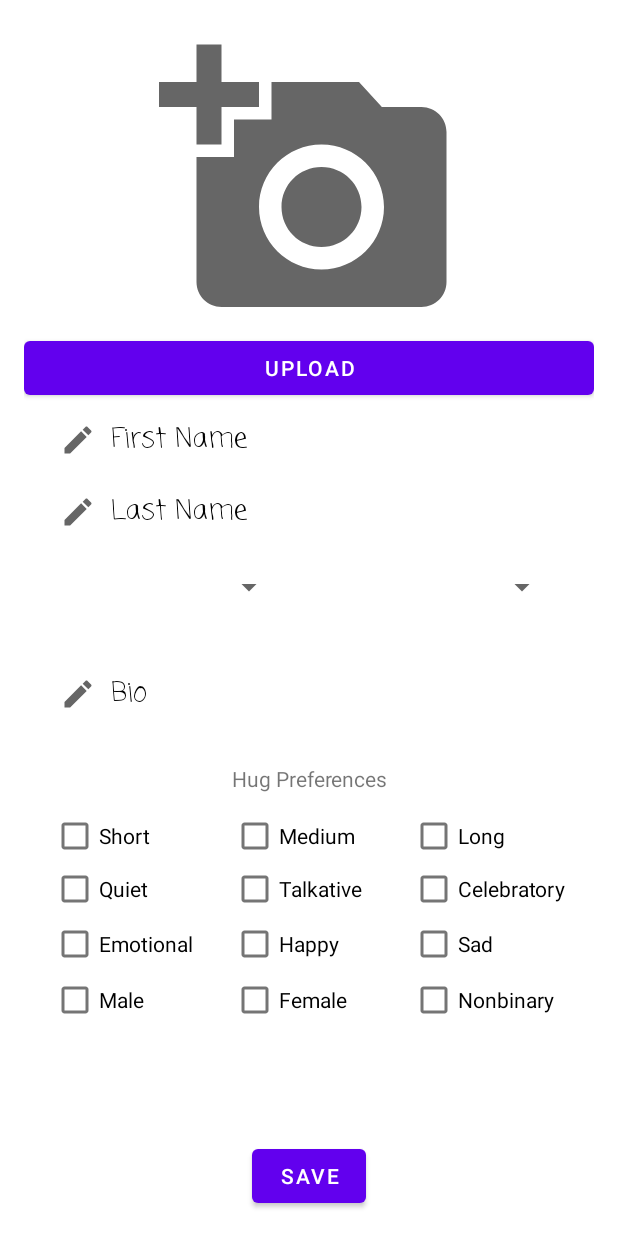
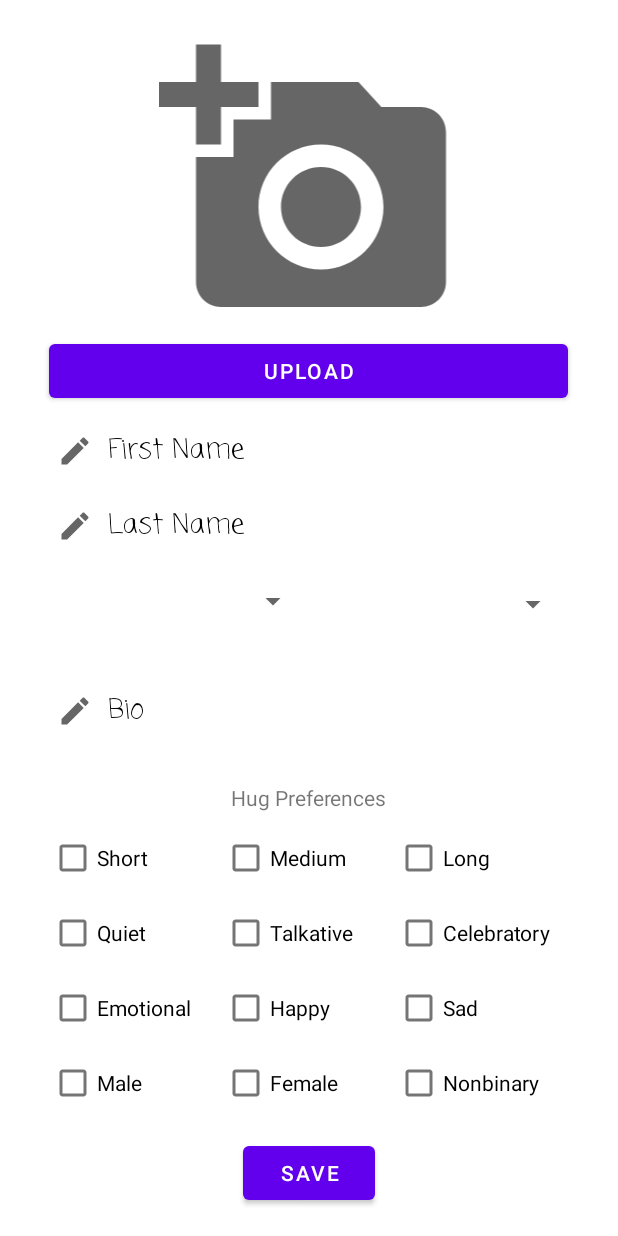
Before and after one commit to Rutvi-Patel/HugMeCampus, an Android app: the layout fragment_edit_profile.xml on its own in the app's theme, with its tools: preview values and no code run, on a phone screen of 412 x 824 dp. Run offline under Robolectric (Android 15) with nearby library versions, the phone set to English and light mode, and no system bars.

Commit message:
changed layout for edit Profile

```diff
--- a/app/src/main/AndroidManifest.xml
+++ b/app/src/main/AndroidManifest.xml
@@ -13,7 +13,7 @@
             android:name=".SettingsActivity"
             android:exported="false"
             android:label="@string/title_activity_settings"
-            android:parentActivityName=".ProfileActivity"></activity>
+            android:parentActivityName=".ProfileActivity" />
         <activity
             android:name=".DeleteUser"
             android:exported="false"
--- a/app/src/main/java/com/diamondTierHuggers/hugMeCampus/MainActivity.java
+++ b/app/src/main/java/com/diamondTierHuggers/hugMeCampus/MainActivity.java
@@ -1,5 +1,6 @@
 package com.diamondTierHuggers.hugMeCampus;
 
+import android.Manifest;
 import android.content.Intent;
 import static android.content.ContentValues.TAG;
 
--- a/app/src/main/res/layout/fragment_edit_profile.xml
+++ b/app/src/main/res/layout/fragment_edit_profile.xml
@@ -1,5 +1,5 @@
 <?xml version="1.0" encoding="utf-8"?>
-<androidx.constraintlayout.widget.ConstraintLayout xmlns:android="http://schemas.android.com/apk/res/android"
+<RelativeLayout xmlns:android="http://schemas.android.com/apk/res/android"
     xmlns:app="http://schemas.android.com/apk/res-auto"
     xmlns:tools="http://schemas.android.com/tools"
     android:id="@+id/editUserProfileFrag"
@@ -21,7 +21,7 @@
         app:layout_constraintTop_toTopOf="parent"
         app:layout_constraintVertical_bias="1.0">
 
-        <androidx.constraintlayout.widget.ConstraintLayout
+        <RelativeLayout
             android:layout_width="match_parent"
             android:layout_height="wrap_content"
             android:background="@color/white"
@@ -30,32 +30,84 @@
 
             <ImageView
                 android:id="@+id/viewImage"
-                android:layout_width="match_parent"
+                android:layout_width="346dp"
                 android:layout_height="200dp"
                 android:layout_marginTop="4dp"
-                android:src="@drawable/ic_baseline_add_a_photo_24"
-                app:layout_constraintEnd_toEndOf="parent"
-                app:layout_constraintHorizontal_bias="0.0"
-                app:layout_constraintStart_toStartOf="parent"
-                app:layout_constraintTop_toTopOf="parent" />
+                android:layout_centerHorizontal="true"
+                android:src="@drawable/ic_baseline_add_a_photo_24" />
+
+            <Button
+                android:id="@+id/upload_Button"
+                android:layout_width="346dp"
+                android:layout_height="wrap_content"
+                android:layout_below="@+id/viewImage"
+                android:layout_centerHorizontal="true"
+                android:layout_marginTop="2dp"
+                android:text="@string/upload" />
+
+            <EditText
+                android:id="@+id/edit_firstName"
+                android:layout_width="346dp"
+                android:layout_height="wrap_content"
+                android:layout_below="@+id/upload_Button"
+                android:layout_centerHorizontal="true"
+                android:layout_marginTop="5dp"
+                android:background="@drawable/input_bg"
+                android:drawableStart="@drawable/ic_baseline_edit_24"
+                android:drawablePadding="10dp"
+                android:ems="10"
+                android:fontFamily="casual"
+                android:hint="@string/firstname"
+                android:minHeight="48dp"
+                android:paddingStart="5dp"
+                android:paddingEnd="5dp"
+                android:textColorHint="@color/black" />
+
+
+            <EditText
+                android:id="@+id/edit_lastName"
+                android:layout_width="346dp"
+                android:layout_height="wrap_content"
+                android:layout_below="@+id/edit_firstName"
+                android:layout_centerHorizontal="true"
+                android:layout_marginTop="2dp"
+                android:paddingStart="5dp"
+                android:paddingEnd="5dp"
+                android:background="@drawable/input_bg"
+                android:drawableStart="@drawable/ic_baseline_edit_24"
+                android:drawablePadding="10dp"
+                android:ems="10"
+                android:fontFamily="casual"
+                android:hint="@string/lastname"
+                android:minHeight="48dp"
+                android:textColorHint="@color/black" />
+
 
             <Spinner
                 android:id="@+id/edit_age"
-                android:layout_width="150dp"
+                android:layout_width="173dp"
                 android:layout_height="52dp"
-                android:layout_marginStart="24dp"
-                android:layout_marginTop="348dp"
-                android:spinnerMode="dropdown"
-                app:layout_constraintStart_toStartOf="parent"
-                app:layout_constraintTop_toTopOf="parent" />
+                android:layout_below="@+id/edit_lastName"
+                android:layout_alignStart="@+id/edit_lastName"
+                android:spinnerMode="dropdown" />
+
+            <Spinner
+                android:id="@+id/editGender"
+                android:layout_width="173dp"
+                android:layout_height="52dp"
+                android:layout_marginTop="2dp"
+                android:layout_below="@id/edit_lastName"
+                android:layout_toEndOf="@+id/edit_age"
+                android:spinnerMode="dropdown" />
+
 
             <EditText
                 android:id="@+id/edit_bio"
-                android:layout_width="362dp"
+                android:layout_width="346dp"
                 android:layout_height="91dp"
-                android:layout_marginStart="24dp"
-                android:layout_marginTop="400dp"
-                android:layout_marginEnd="24dp"
+                android:layout_below="@+id/edit_age"
+                android:layout_alignStart="@+id/edit_firstName"
+                android:layout_marginTop="2dp"
                 android:background="@drawable/input_bg"
                 android:drawableStart="@drawable/ic_baseline_edit_24"
                 android:drawablePadding="10dp"
@@ -63,235 +115,149 @@
                 android:fontFamily="casual"
                 android:hint="@string/bio"
                 android:minHeight="48dp"
-                android:textColorHint="@color/black"
-                app:layout_constraintEnd_toEndOf="parent"
-                app:layout_constraintHorizontal_bias="0.0"
-                app:layout_constraintStart_toStartOf="parent"
-                app:layout_constraintTop_toTopOf="parent"
-                tools:ignore="MissingConstraints" />
+                android:paddingStart="5dp"
+                android:paddingEnd="5dp"
+                android:maxLength="140"
+                android:textColorHint="@color/black" />
 
             <TextView
-                android:id="@+id/textView2"
-                android:layout_width="362dp"
+                android:id="@+id/hugPreferences_hint"
+                android:layout_width="346dp"
                 android:layout_height="24dp"
-                android:layout_marginTop="492dp"
+                android:layout_centerHorizontal="true"
+                android:layout_below="@+id/edit_bio"
+                android:layout_marginTop="2dp"
                 android:text="@string/hug_preferences"
-                android:textAlignment="center"
-                app:layout_constraintEnd_toEndOf="parent"
-                app:layout_constraintHorizontal_bias="0.5"
-                app:layout_constraintStart_toStartOf="parent"
-                app:layout_constraintTop_toTopOf="parent" />
+                android:textAlignment="center" />
 
             <CheckBox
                 android:id="@+id/shortHug"
-                android:layout_width="120.66dp"
-                android:layout_height="48dp"
-                android:layout_marginStart="18dp"
-                android:layout_marginTop="516dp"
-                android:text="@string/Short"
-                app:layout_constraintStart_toStartOf="parent"
-                app:layout_constraintTop_toTopOf="parent" />
+                android:layout_width="115dp"
+                android:layout_height="wrap_content"
+                android:layout_below="@+id/hugPreferences_hint"
+                android:layout_alignStart="@+id/hugPreferences_hint"
+                android:layout_marginTop="2dp"
+                android:text="@string/Short" />
 
             <CheckBox
                 android:id="@+id/mediumHug"
-                android:layout_width="120.66dp"
-                android:layout_height="48dp"
-                android:layout_marginStart="138dp"
-                android:layout_marginTop="516dp"
-                android:text="@string/Medium"
-                app:layout_constraintStart_toStartOf="parent"
-                app:layout_constraintTop_toTopOf="parent" />
+                android:layout_width="115dp"
+                android:layout_height="wrap_content"
+                android:layout_below="@+id/hugPreferences_hint"
+                android:layout_marginTop="2dp"
+                android:layout_toEndOf="@+id/shortHug"
+                android:text="@string/Medium" />
 
             <CheckBox
                 android:id="@+id/longHug"
-                android:layout_width="120.66dp"
-                android:layout_height="48dp"
-                android:layout_marginStart="258dp"
-                android:layout_marginTop="516dp"
-                android:layout_marginEnd="24dp"
-                android:text="@string/Long"
-                app:layout_constraintEnd_toEndOf="parent"
-                app:layout_constraintHorizontal_bias="0.033"
-                app:layout_constraintStart_toStartOf="parent"
-                app:layout_constraintTop_toTopOf="parent" />
+                android:layout_width="115dp"
+                android:layout_height="wrap_content"
+                android:layout_below="@+id/hugPreferences_hint"
+                android:layout_alignEnd="@+id/hugPreferences_hint"
+                android:layout_marginTop="2dp"
+                android:layout_toEndOf="@+id/mediumHug"
+                android:text="@string/Long" />
 
             <CheckBox
                 android:id="@+id/quiet"
-                android:layout_width="120.66dp"
-                android:layout_height="48dp"
-                android:layout_marginStart="18dp"
-                android:layout_marginTop="551dp"
-                android:text="@string/Quiet"
-                app:layout_constraintStart_toStartOf="parent"
-                app:layout_constraintTop_toTopOf="parent" />
+                android:layout_width="115dp"
+                android:layout_height="wrap_content"
+                android:layout_marginTop="2dp"
+                android:layout_below="@+id/shortHug"
+                android:layout_alignStart="@+id/shortHug"
+                android:text="@string/Quiet" />
 
             <CheckBox
                 android:id="@+id/talkative"
-                android:layout_width="120.66dp"
-                android:layout_height="48dp"
-                android:layout_marginStart="138dp"
-                android:layout_marginTop="551dp"
-                android:text="@string/Talkative"
-                app:layout_constraintStart_toStartOf="parent"
-                app:layout_constraintTop_toTopOf="parent" />
+                android:layout_width="115dp"
+                android:layout_height="wrap_content"
+                android:layout_marginTop="2dp"
+                android:layout_below="@+id/mediumHug"
+                android:layout_toEndOf="@+id/quiet"
+                android:text="@string/Talkative" />
 
 
             <CheckBox
                 android:id="@+id/celebratory"
-                android:layout_width="120.66dp"
-                android:layout_height="48dp"
-                android:layout_marginStart="258dp"
-                android:layout_marginTop="551dp"
-                android:layout_marginEnd="24dp"
-                android:text="@string/Celebratory"
-                app:layout_constraintEnd_toEndOf="parent"
-                app:layout_constraintHorizontal_bias="0.033"
-                app:layout_constraintStart_toStartOf="parent"
-                app:layout_constraintTop_toTopOf="parent" />
+                android:layout_width="115dp"
+                android:layout_height="wrap_content"
+                android:layout_below="@+id/longHug"
+                android:layout_alignEnd="@+id/longHug"
+                android:layout_marginTop="2dp"
+                android:layout_toEndOf="@+id/talkative"
+                android:text="@string/Celebratory" />
+
+            <CheckBox
+                android:id="@+id/emotional"
+                android:layout_width="115dp"
+                android:layout_height="wrap_content"
+                android:layout_marginTop="2dp"
+                android:layout_below="@+id/quiet"
+                android:layout_alignStart="@+id/quiet"
+                android:text="@string/Emotional" />
 
             <CheckBox
                 android:id="@+id/happy"
-                android:layout_width="120.66dp"
+                android:layout_width="115dp"
                 android:layout_height="48dp"
-                android:layout_marginStart="138dp"
-                android:layout_marginTop="588dp"
-                android:text="@string/happy"
-                app:layout_constraintStart_toStartOf="parent"
-                app:layout_constraintTop_toTopOf="parent" />
-
-            <CheckBox
-                android:id="@+id/emotional"
-                android:layout_width="120.66dp"
-                android:layout_height="48dp"
-                android:layout_marginStart="18dp"
-                android:layout_marginTop="588dp"
-                android:text="@string/Emotional"
-                app:layout_constraintStart_toStartOf="parent"
-                app:layout_constraintTop_toTopOf="parent" />
+                android:layout_marginTop="2dp"
+                android:layout_alignStart="@id/talkative"
+                android:layout_below="@id/talkative"
+                android:text="@string/happy" />
 
             <CheckBox
                 android:id="@+id/sad"
-                android:layout_width="120.66dp"
-                android:layout_height="48dp"
-                android:layout_marginStart="258dp"
-                android:layout_marginTop="588dp"
-                android:layout_marginEnd="25dp"
-                android:text="@string/Sad"
-                app:layout_constraintEnd_toEndOf="parent"
-                app:layout_constraintHorizontal_bias="0.033"
-                app:layout_constraintStart_toStartOf="parent"
-                app:layout_constraintTop_toTopOf="parent" />
+                android:layout_width="115dp"
+                android:layout_height="wrap_content"
+                android:layout_marginTop="2dp"
+                android:layout_below="@id/celebratory"
+                android:layout_alignStart="@id/celebratory"
+                android:layout_alignEnd="@id/celebratory"
+                android:text="@string/Sad"/>
 
             <CheckBox
                 android:id="@+id/male"
-                android:layout_width="120.66dp"
-                android:layout_height="48dp"
-                android:layout_marginStart="18dp"
-                android:layout_marginTop="625dp"
-                android:text="Male"
-                app:layout_constraintStart_toStartOf="parent"
-                app:layout_constraintTop_toTopOf="parent" />
+                android:layout_width="115dp"
+                android:layout_height="wrap_content"
+                android:layout_marginTop="2dp"
+                android:layout_below="@id/emotional"
+                android:layout_alignStart="@+id/emotional"
+                android:text="Male" />
 
             <CheckBox
                 android:id="@+id/female"
-                android:layout_width="120.66dp"
-                android:layout_height="48dp"
-                android:layout_marginStart="138dp"
-                android:layout_marginTop="625dp"
-                android:text="Female"
-                app:layout_constraintStart_toStartOf="parent"
-                app:layout_constraintTop_toTopOf="parent" />
+                android:layout_width="115dp"
+                android:layout_height="wrap_content"
+                android:layout_marginTop="2dp"
+                android:layout_below="@id/happy"
+                android:layout_alignStart="@+id/happy"
+                android:text="Female" />
 
             <CheckBox
                 android:id="@+id/nonBinary"
-                android:layout_width="120.66dp"
-                android:layout_height="48dp"
-                android:layout_marginStart="258dp"
-                android:layout_marginTop="625dp"
-                android:layout_marginEnd="24dp"
-                android:text="Nonbinary"
-                app:layout_constraintEnd_toEndOf="parent"
-                app:layout_constraintHorizontal_bias="0.033"
-                app:layout_constraintStart_toStartOf="parent"
-                app:layout_constraintTop_toTopOf="parent" />
+                android:layout_width="115dp"
+                android:layout_height="wrap_content"
+                android:layout_marginTop="2dp"
+                android:layout_below="@id/sad"
+                android:layout_alignStart="@id/sad"
+                android:layout_alignEnd="@id/sad"
+                android:text="Nonbinary" />
 
-            <EditText
-                android:id="@+id/edit_lastName"
-                android:layout_width="match_parent"
-                android:layout_height="wrap_content"
-                android:layout_marginStart="24dp"
-                android:layout_marginTop="300dp"
-                android:layout_marginEnd="24dp"
-                android:background="@drawable/input_bg"
-                android:drawableStart="@drawable/ic_baseline_edit_24"
-                android:drawablePadding="10dp"
-                android:ems="10"
-                android:fontFamily="casual"
-                android:hint="@string/lastname"
-                android:minHeight="48dp"
-                android:textColorHint="@color/black"
-                app:layout_constraintEnd_toEndOf="parent"
-                app:layout_constraintHorizontal_bias="0.0"
-                app:layout_constraintStart_toStartOf="parent"
-                app:layout_constraintTop_toTopOf="parent"
-                tools:ignore="MissingConstraints" />
-
-            <EditText
-                android:id="@+id/edit_firstName"
-                android:layout_width="0dp"
-                android:layout_height="wrap_content"
-                android:layout_marginStart="24dp"
-                android:layout_marginTop="252dp"
-                android:layout_marginEnd="24dp"
-                android:background="@drawable/input_bg"
-                android:drawableStart="@drawable/ic_baseline_edit_24"
-                android:drawablePadding="10dp"
-                android:ems="10"
-                android:fontFamily="casual"
-                android:hint="@string/firstname"
-                android:minHeight="48dp"
-                android:textColorHint="@color/black"
-                app:layout_constraintEnd_toEndOf="parent"
-                app:layout_constraintHorizontal_bias="0.0"
-                app:layout_constraintStart_toStartOf="parent"
-                app:layout_constraintTop_toTopOf="parent"
-                tools:ignore="MissingConstraints" />
-
-            <Button
-                android:id="@+id/upload_Button"
-                android:layout_width="0dp"
-                android:layout_height="wrap_content"
-                android:layout_marginTop="204dp"
-                android:text="@string/upload"
-                app:layout_constraintEnd_toEndOf="parent"
-                app:layout_constraintHorizontal_bias="0.0"
-                app:layout_constraintStart_toStartOf="parent"
-                app:layout_constraintTop_toTopOf="parent" />
 
             <Button
                 android:id="@+id/save_edits"
-                android:layout_width="76dp"
-                android:layout_height="48dp"
-                android:layout_marginTop="690dp"
-                android:text="@string/save"
-                app:layout_constraintBottom_toBottomOf="parent"
-                app:layout_constraintEnd_toEndOf="parent"
-                app:layout_constraintStart_toStartOf="parent"
-                app:layout_constraintTop_toTopOf="parent"
-                app:layout_constraintVertical_bias="1.0" />
+                android:layout_width="wrap_content"
+                android:layout_height="wrap_content"
+                android:layout_marginTop="12dp"
+                android:layout_centerHorizontal="true"
+                android:layout_below="@id/female"
+                android:text="@string/save"/>
 
-            <Spinner
-                android:id="@+id/editGender"
-                android:layout_width="181dp"
-                android:layout_height="52dp"
-                android:layout_marginTop="348dp"
-                android:layout_marginEnd="24dp"
-                android:spinnerMode="dropdown"
-                app:layout_constraintEnd_toEndOf="parent"
-                app:layout_constraintTop_toTopOf="parent" />
 
-        </androidx.constraintlayout.widget.ConstraintLayout>
+
+        </RelativeLayout>
+
     </androidx.core.widget.NestedScrollView>
 
 
-</androidx.constraintlayout.widget.ConstraintLayout>
+</RelativeLayout>
--- a/build.gradle
+++ b/build.gradle
@@ -5,7 +5,7 @@ buildscript {
         mavenCentral()
     }
     dependencies {
-        classpath 'com.android.tools.build:gradle:7.1.2'
+        classpath 'com.android.tools.build:gradle:7.1.3'
 
         // NOTE: Do not place your application dependencies here; they belong
         // in the individual module build.gradle files
```
Also changed, not shown: 1 other file.
